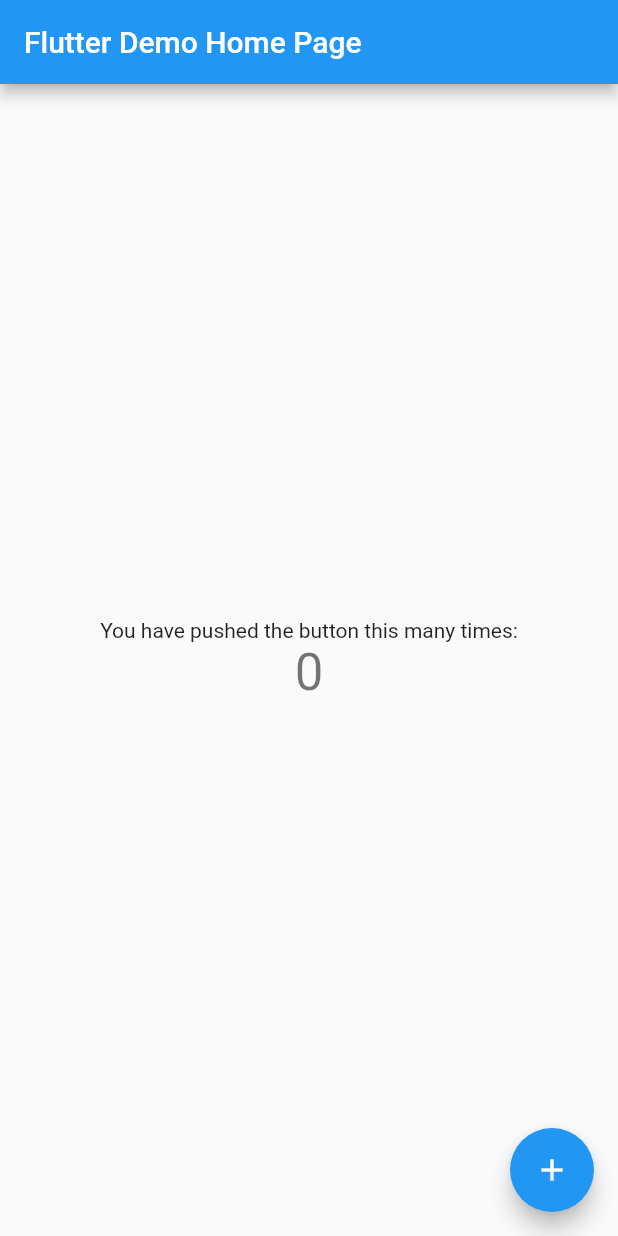
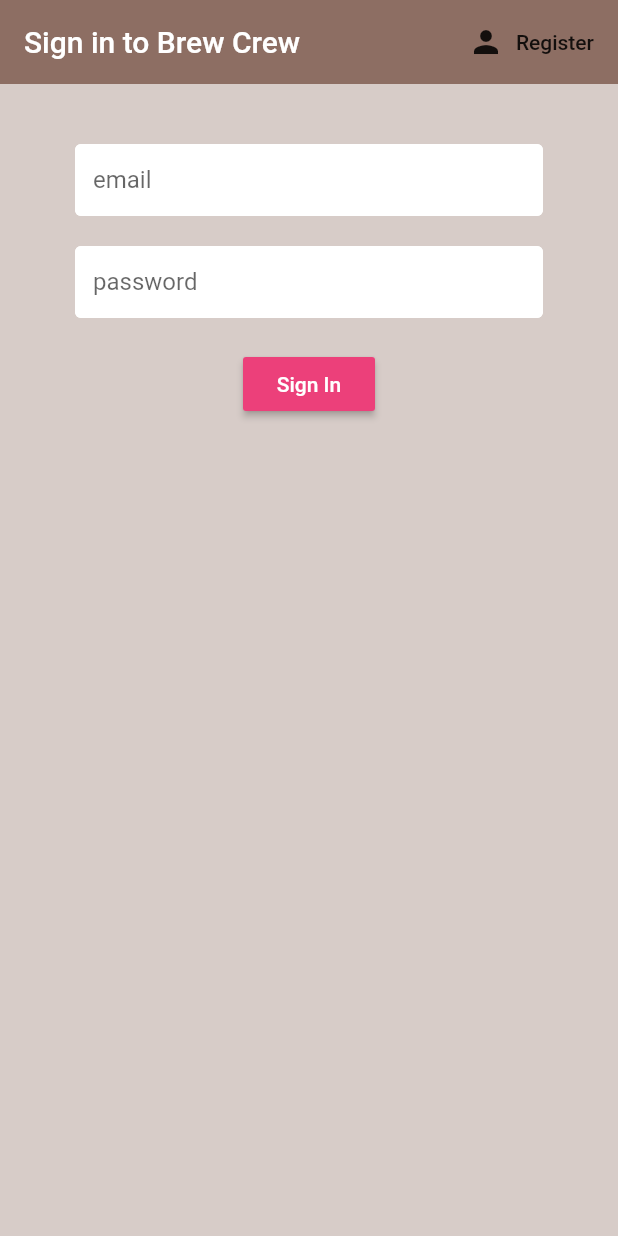
Before and after one commit to JanithMS/complaints_flutterapp, a Flutter app: the screen it shows after launch, on a phone screen of 412 x 824 dp. Run offline on Flutter 3.47's test engine with Material 2 defaults, Android fonts, the phone set to English and light mode, and no system bars; our stand-ins replace firebase_auth, flutter_spinkit; accounts and stored records are empty.

Commit message:
Fixed Signin and Signup

```diff
--- /dev/null
+++ b/lib/Models/User.dart
@@ -0,0 +1,5 @@
+class User {
+  final String uid;
+
+  User({this.uid});
+}
--- /dev/null
+++ b/lib/Screens/Authentication/Auth.dart
@@ -0,0 +1,24 @@
+import 'package:complaints_app/Screens/Authentication/SignIn.dart';
+import 'package:complaints_app/Screens/Authentication/SignUp.dart';
+import 'package:flutter/material.dart';
+
+class Auth extends StatefulWidget {
+  @override
+  _AuthState createState() => _AuthState();
+}
+
+class _AuthState extends State<Auth> {
+  bool showSignIn = true;
+  void toggleView() {
+    setState(() => showSignIn = !showSignIn);
+  }
+
+  @override
+  Widget build(BuildContext context) {
+    if (showSignIn) {
+      return SignIn(toggleView: toggleView);
+    } else {
+      return SignUp(toggleView: toggleView);
+    }
+  }
+}
--- /dev/null
+++ b/lib/Screens/Authentication/SignIn.dart
@@ -0,0 +1,120 @@
+import 'package:complaints_app/Services/AuthService.dart';
+import 'package:flutter/material.dart';
+import 'package:complaints_app/Screens/Loading.dart';
+
+class SignIn extends StatefulWidget {
+  final Function toggleView;
+  SignIn({this.toggleView});
+
+  @override
+  _SignInState createState() => _SignInState();
+}
+
+class _SignInState extends State<SignIn> {
+  final AuthServices _auth = AuthServices();
+  final _formKey = GlobalKey<FormState>();
+  String error = '';
+  bool loading = false;
+  String email = '';
+  String password = '';
+
+  @override
+  Widget build(BuildContext context) {
+    return loading
+        ? Loading()
+        : Scaffold(
+            backgroundColor: Colors.brown[100],
+            appBar: AppBar(
+              backgroundColor: Colors.brown[400],
+              elevation: 0.0,
+              title: Text('Sign in to Brew Crew'),
+              actions: <Widget>[
+                FlatButton.icon(
+                  icon: Icon(Icons.person),
+                  label: Text('Register'),
+                  onPressed: () => widget.toggleView(),
+                ),
+              ],
+            ),
+            body: Container(
+              padding: EdgeInsets.symmetric(vertical: 20.0, horizontal: 50.0),
+              child: Form(
+                key: _formKey,
+                child: Column(
+                  children: <Widget>[
+                    SizedBox(height: 20.0),
+                    TextFormField(
+                      decoration: InputDecoration(
+                          hintText: 'email',
+                          fillColor: Colors.white,
+                          filled: true,
+                          contentPadding: EdgeInsets.all(12.0),
+                          enabledBorder: OutlineInputBorder(
+                            borderSide:
+                                BorderSide(color: Colors.white, width: 2.0),
+                          ),
+                          focusedBorder: OutlineInputBorder(
+                            borderSide:
+                                BorderSide(color: Colors.pink, width: 2.0),
+                          )),
+                      validator: (val) => val.isEmpty ? 'Enter an email' : null,
+                      onChanged: (val) {
+                        setState(() => email = val);
+                      },
+                    ),
+                    SizedBox(height: 20.0),
+                    TextFormField(
+                      obscureText: true,
+                      decoration: InputDecoration(
+                          hintText: 'password',
+                          fillColor: Colors.white,
+                          filled: true,
+                          contentPadding: EdgeInsets.all(12.0),
+                          enabledBorder: OutlineInputBorder(
+                            borderSide:
+                                BorderSide(color: Colors.white, width: 2.0),
+                          ),
+                          focusedBorder: OutlineInputBorder(
+                            borderSide:
+                                BorderSide(color: Colors.pink, width: 2.0),
+                          )),
+                      validator: (val) => val.length < 6
+                          ? 'Enter a password 6+ chars long'
+                          : null,
+                      onChanged: (val) {
+                        setState(() => password = val);
+                      },
+                    ),
+                    SizedBox(height: 20.0),
+                    RaisedButton(
+                        color: Colors.pink[400],
+                        child: Text(
+                          'Sign In',
+                          style: TextStyle(color: Colors.white),
+                        ),
+                        onPressed: () async {
+                          if (_formKey.currentState.validate()) {
+                            setState(() => loading = true);
+                            dynamic result =
+                                await _auth.signIn(email, password);
+                            if (result == null) {
+                              setState(() {
+                                loading = false;
+                                error =
+                                    'Could not sign in with those credentials';
+                              });
+                            }
+                          }
+                        }),
+                    SizedBox(height: 12.0),
+                    Text(
+                      error,
+                      style: TextStyle(color: Colors.red, fontSize: 14.0),
+                    ),
+                  ],
+                ),
+              ),
+            ),
+          );
+  }
+}
--- /dev/null
+++ b/lib/Screens/Wrapper.dart
@@ -0,0 +1,16 @@
+import 'package:complaints_app/Screens/Authentication/Auth.dart';
+import 'package:complaints_app/Screens/Home/Home.dart';
+import 'package:flutter/material.dart';
+import 'package:provider/provider.dart';
+import 'package:complaints_app/Models/User.dart';
+
+class Wrapper extends StatelessWidget {
+  @override
+  Widget build(BuildContext context) {
+    final user = Provider.of<User>(context);
+
+    //final user = 'NEBSYE4FwxdrDBpYycozuIjoHiI2';
+    return user == null ? Auth() : HomeComplaints();
+    //return HomeComplaints();
+  }
+}
--- /dev/null
+++ b/lib/Services/AuthService.dart
@@ -0,0 +1,53 @@
+import 'package:complaints_app/Models/User.dart';
+import 'package:firebase_auth/firebase_auth.dart';
+
+class AuthServices {
+  //create an instance
+  final FirebaseAuth _firebaseAuth = FirebaseAuth.instance;
+
+  //getting userId
+  User _getUserFromFirebaseUser(FirebaseUser user) {
+    return user != null ? User(uid: user.uid) : null;
+  }
+
+  // auth change user stream
+  Stream<User> get user {
+    return _firebaseAuth.onAuthStateChanged.map(_getUserFromFirebaseUser);
+  }
+
+  //signIn
+  Future signIn(String email, String password) async {
+    try {
+      dynamic result = await _firebaseAuth.signInWithEmailAndPassword(
+          email: email, password: password);
+      FirebaseUser user = result.user;
+      return _getUserFromFirebaseUser(user);
+    } catch (e) {
+      print(e.toString());
+      return null;
+    }
+  }
+
+  //signUp
+  Future registerWithEmailAndPassword(String email, String password) async {
+    try {
+      AuthResult result = await _firebaseAuth.createUserWithEmailAndPassword(
+          email: email, password: password);
+      FirebaseUser user = result.user;
+      return _getUserFromFirebaseUser(user);
+    } catch (error) {
+      print(error.toString());
+      return null;
+    }
+  }
+
+  //signOut
+  Future signOut() async {
+    try {
+      return await _firebaseAuth.signOut();
+    } catch (e) {
+      print(e.toString());
+      return null;
+    }
+  }
+}
--- a/lib/main.dart
+++ b/lib/main.dart
@@ -1,4 +1,27 @@
+import 'package:complaints_app/Models/User.dart';
+// import 'package:complaints_app/Screens/Home/Home.dart';
+import 'package:complaints_app/Screens/Wrapper.dart';
+import 'package:complaints_app/Services/AuthService.dart';
 import 'package:flutter/material.dart';
+import 'package:provider/provider.dart';
+
+void main() {
+  runApp(MyApp());
+}
+
+class MyApp extends StatelessWidget {
+  // This widget is the root of your application.
+  @override
+  Widget build(BuildContext context) {
+    return StreamProvider<User>.value(
+        value: AuthServices().user,
+        child: MaterialApp(
+          home: Wrapper(),
+        ));
+  }
+}
+
+/*import 'package:flutter/material.dart';
 
 void main() {
   runApp(MyApp());
@@ -115,3 +138,4 @@ class _MyHomePageState extends State<MyHomePage> {
     );
   }
 }
+*/
--- a/pubspec.yaml
+++ b/pubspec.yaml
@@ -30,6 +30,8 @@ dependencies:
   cupertino_icons: ^0.1.3
   firebase_auth: ^0.16.1
   cloud_firestore: ^0.13.7
+  provider: ^3.1.0
+  flutter_spinkit: "^4.0.0"
 
 dev_dependencies:
   flutter_test:
```
Also changed, not shown: lib/Screens/Authentication/SignUp.dart (added, +121 -0 lines), lib/Screens/Home/Home.dart (added, +33 -0 lines), lib/Screens/Loading.dart (added, +17 -0 lines), pubspec.lock, 1 other file.
